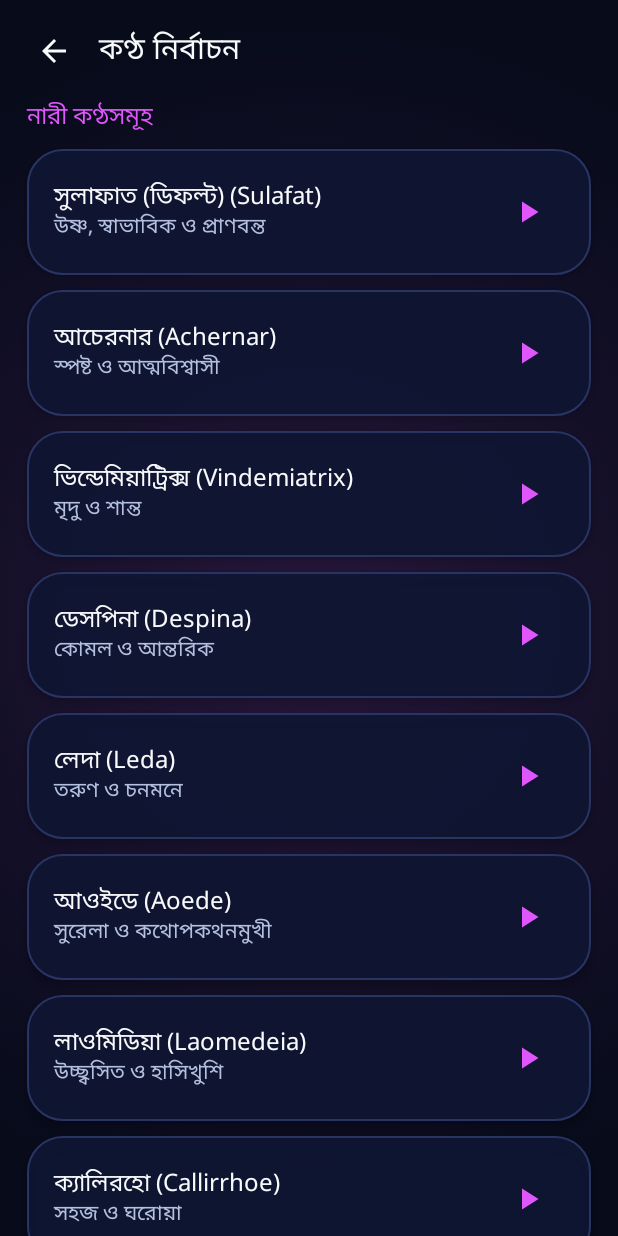
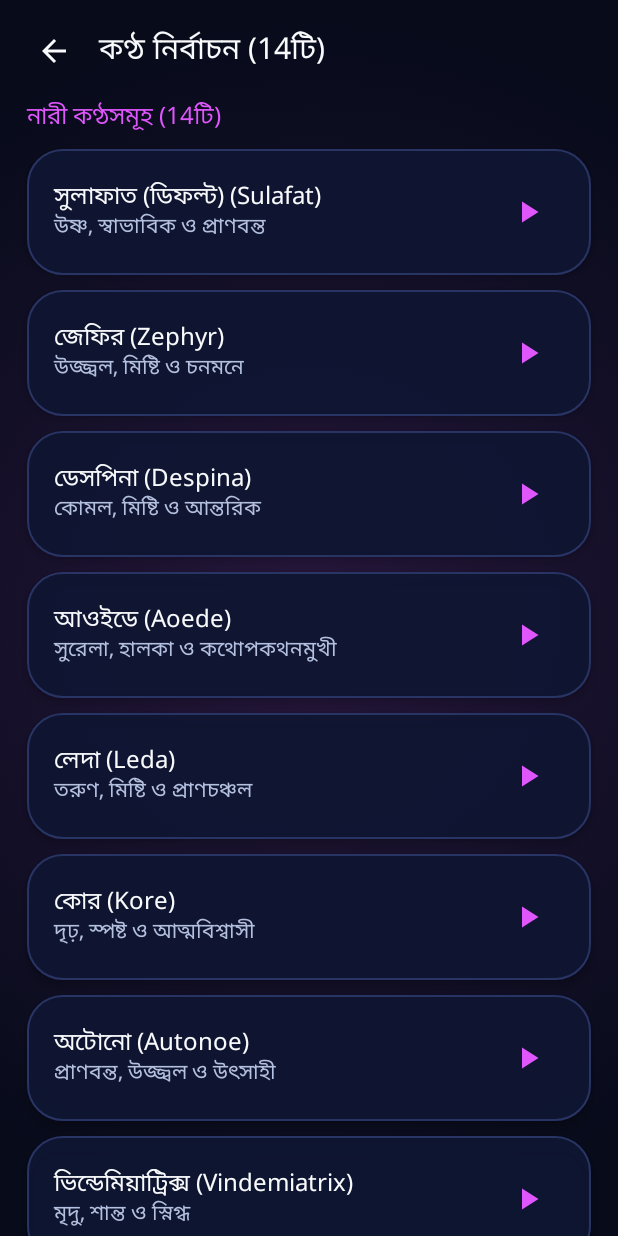
Before and after one commit to zqmp222233331111-crypto/F, an Android app built with Jetpack Compose: the composable SettingsVoiceSubScreen called with empty values, on a phone screen of 412 x 824 dp. Run offline under Robolectric (Android 15) with nearby library versions, the phone set to English and light mode, and no system bars.

Commit message:
feat: update voice catalog to Gemini Live standards
Synchronized voice list with 14 official Gemini Live female voices, improved character prompts for more natural speech, and updated UI to reflect current voice selection.

```diff
--- a/app/src/main/java/com/example/live/VoiceSamplePlayer.kt
+++ b/app/src/main/java/com/example/live/VoiceSamplePlayer.kt
@@ -88,9 +88,9 @@ class VoiceSamplePlayer {
                                     JSONObject().put(
                                         "text",
                                         if (isMaleVoice) {
-                                            "তুমি বাংলায় কথা বলা একজন বন্ধুসুলভ পুরুষ এআই সহকারী। মাত্র এক লাইনে নিজের কণ্ঠের উষ্ণ নমুনা শোনাও।"
+                                            "তুমি বাংলায় কথা বলা একজন বন্ধুসুলভ পুরুষ চরিত্র। মাত্র এক লাইনে নিজের কণ্ঠের উষ্ণ ও স্বাভাবিক নমুনা শোনাও।"
                                         } else {
-                                            "তুমি আয়শা, বাংলায় কথা বলা উষ্ণ এআই সহকারী। মাত্র এক লাইনে নিজের কণ্ঠের নমুনা শোনাও।"
+                                            "তুমি আয়শা, বাংলায় কথা বলা একজন উষ্ণ ও প্রাণবন্ত মানুষ। মাত্র এক লাইনে নিজের কণ্ঠের স্বাভাবিক নমুনা শোনাও।"
                                         }
                                     )
                                 )
--- a/app/src/main/java/com/example/persona/VoiceCatalog.kt
+++ b/app/src/main/java/com/example/persona/VoiceCatalog.kt
@@ -13,25 +13,25 @@ data class VoiceOption(
 )
 
 object VoiceCatalog {
+    // All 14 official Gemini Live prebuilt female voices
     val femaleVoices: List<VoiceOption> = listOf(
         VoiceOption("Sulafat", "সুলাফাত (ডিফল্ট)", "উষ্ণ, স্বাভাবিক ও প্রাণবন্ত", VoiceGender.FEMALE),
-        VoiceOption("Achernar", "আচেরনার", "স্পষ্ট ও আত্মবিশ্বাসী", VoiceGender.FEMALE),
-        VoiceOption("Vindemiatrix", "ভিন্ডেমিয়াট্রিক্স", "মৃদু ও শান্ত", VoiceGender.FEMALE),
-        VoiceOption("Despina", "ডেসপিনা", "কোমল ও আন্তরিক", VoiceGender.FEMALE),
-        VoiceOption("Leda", "লেদা", "তরুণ ও চনমনে", VoiceGender.FEMALE),
-        VoiceOption("Aoede", "আওইডে", "সুরেলা ও কথোপকথনমুখী", VoiceGender.FEMALE),
-        VoiceOption("Laomedeia", "লাওমিডিয়া", "উচ্ছ্বসিত ও হাসিখুশি", VoiceGender.FEMALE),
-        VoiceOption("Callirrhoe", "ক্যালিরহো", "সহজ ও ঘরোয়া", VoiceGender.FEMALE)
+        VoiceOption("Zephyr", "জেফির", "উজ্জ্বল, মিষ্টি ও চনমনে", VoiceGender.FEMALE),
+        VoiceOption("Despina", "ডেসপিনা", "কোমল, মিষ্টি ও আন্তরিক", VoiceGender.FEMALE),
+        VoiceOption("Aoede", "আওইডে", "সুরেলা, হালকা ও কথোপকথনমুখী", VoiceGender.FEMALE),
+        VoiceOption("Leda", "লেদা", "তরুণ, মিষ্টি ও প্রাণচঞ্চল", VoiceGender.FEMALE),
+        VoiceOption("Kore", "কোর", "দৃঢ়, স্পষ্ট ও আত্মবিশ্বাসী", VoiceGender.FEMALE),
+        VoiceOption("Autonoe", "অটোনো", "প্রাণবন্ত, উজ্জ্বল ও উৎসাহী", VoiceGender.FEMALE),
+        VoiceOption("Vindemiatrix", "ভিন্ডেমিয়াট্রিক্স", "মৃদু, শান্ত ও স্নিগ্ধ", VoiceGender.FEMALE),
+        VoiceOption("Erinome", "এরিনোম", "পরিষ্কার, মার্জিত ও সাবলীল", VoiceGender.FEMALE),
+        VoiceOption("Laomedeia", "লাওমিডিয়া", "উচ্ছ্বসিত, হাসিখুশি ও চটপটে", VoiceGender.FEMALE),
+        VoiceOption("Callirrhoe", "ক্যালিরহো", "সহজ, ঘরোয়া ও বন্ধুত্বপূর্ণ", VoiceGender.FEMALE),
+        VoiceOption("Achernar", "আচেরনার", "কোমল কিন্তু স্পষ্ট ও পেশাদার", VoiceGender.FEMALE),
+        VoiceOption("Gacrux", "গ্যাক্রাক্স", "পরিণত, গভীর ও শান্ত", VoiceGender.FEMALE),
+        VoiceOption("Pulcherrima", "পালকেরিমা", "উজ্জ্বল, সপ্রতিভ ও স্পষ্টভাষী", VoiceGender.FEMALE)
     )
 
-    val maleVoices: List<VoiceOption> = listOf(
-        VoiceOption("Puck", "পাক", "চনমনে ও বন্ধুত্বপূর্ণ", VoiceGender.MALE),
-        VoiceOption("Charon", "শ্যারন", "গম্ভীর ও স্থির", VoiceGender.MALE),
-        VoiceOption("Achird", "আচির্ড", "সহজ ও সাবলীল", VoiceGender.MALE),
-        VoiceOption("Algieba", "আলজিবা", "ভরাট ও স্পষ্ট", VoiceGender.MALE)
-    )
-
-    val allVoices: List<VoiceOption> = femaleVoices + maleVoices
+    val allVoices: List<VoiceOption> = femaleVoices
 
     fun findByName(name: String?): VoiceOption =
         allVoices.firstOrNull { it.name.equals(name, ignoreCase = true) } ?: femaleVoices.first()
--- a/app/src/main/java/com/example/ui/screens/SettingsMainAndCoreSubScreens.kt
+++ b/app/src/main/java/com/example/ui/screens/SettingsMainAndCoreSubScreens.kt
@@ -383,7 +383,7 @@ fun SettingsVoiceSubScreen(
                 .padding(bottom = 24.dp),
             horizontalAlignment = Alignment.CenterHorizontally
         ) {
-            SubScreenTopBar(title = "কণ্ঠ নির্বাচন", onBack = onBack)
+            SubScreenTopBar(title = "কণ্ঠ নির্বাচন (${VoiceCatalog.femaleVoices.size}টি)", onBack = onBack)
             Column(
                 modifier = Modifier
                     .widthIn(max = 580.dp)
@@ -396,25 +396,12 @@ fun SettingsVoiceSubScreen(
                     }
                 }
 
-                Text("নারী কণ্ঠসমূহ", style = MaterialTheme.typography.titleMedium, color = MaterialTheme.colorScheme.primary)
+                Text(
+                    text = "নারী কণ্ঠসমূহ (${VoiceCatalog.femaleVoices.size}টি)",
+                    style = MaterialTheme.typography.titleMedium,
+                    color = MaterialTheme.colorScheme.primary
+                )
                 VoiceCatalog.femaleVoices.forEach { voice ->
-                    VoiceRowCard(
-                        voice = voice,
-                        selected = selectedVoice.equals(voice.name, ignoreCase = true),
-                        isPlaying = playingVoiceName == voice.name,
-                        onSelect = { onSelectVoice(voice.name) },
-                        onPlay = { onPlaySample(voice) }
-                    )
-                }
-
-                Spacer(Modifier.height(6.dp))
-                Text("পুরুষ কণ্ঠসমূহ", style = MaterialTheme.typography.titleMedium, color = MaterialTheme.colorScheme.secondary)
-                Text(
-                    text = "পুরুষ কণ্ঠ বেছে নিলে আয়শা স্বয়ংক্রিয়ভাবে পুরুষ চরিত্রের উপযোগী বাংলা ব্যাকরণে কথা বলবে।",
-                    style = MaterialTheme.typography.bodyMedium,
-                    color = MaterialTheme.colorScheme.onSurfaceVariant
-                )
-                VoiceCatalog.maleVoices.forEach { voice ->
                     VoiceRowCard(
                         voice = voice,
                         selected = selectedVoice.equals(voice.name, ignoreCase = true),
```
Also changed, not shown: 1 other file.
